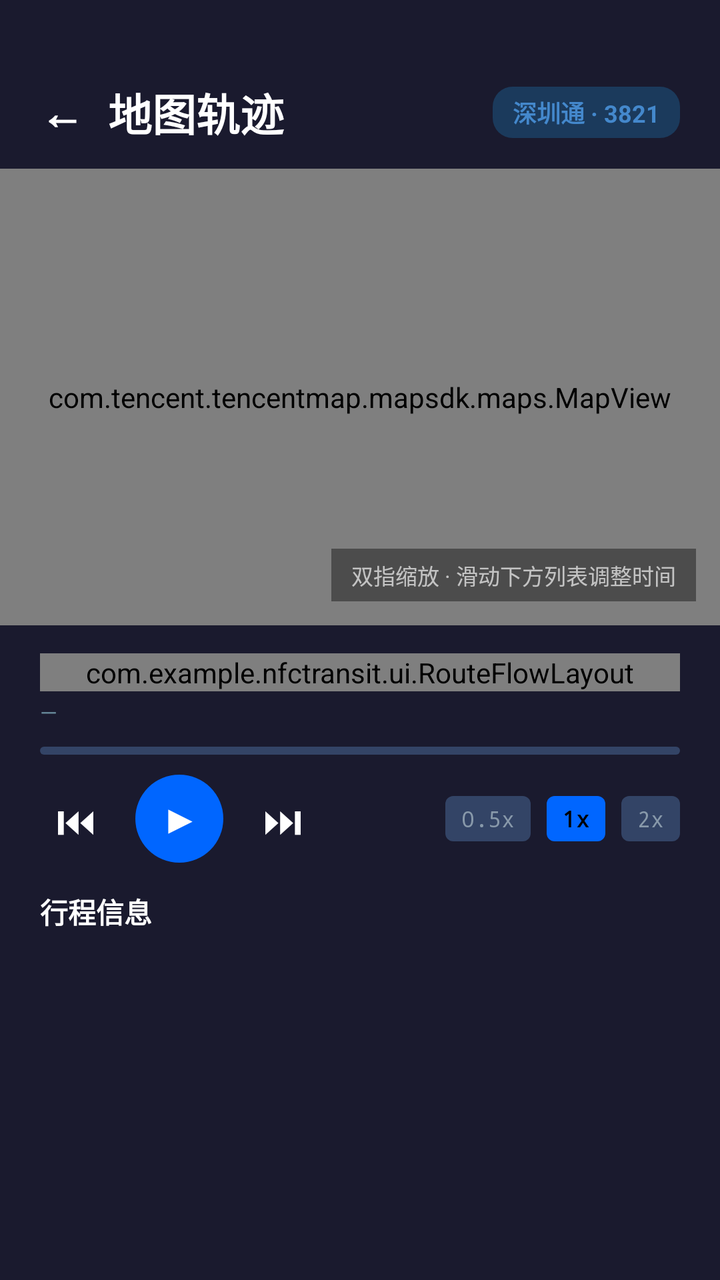
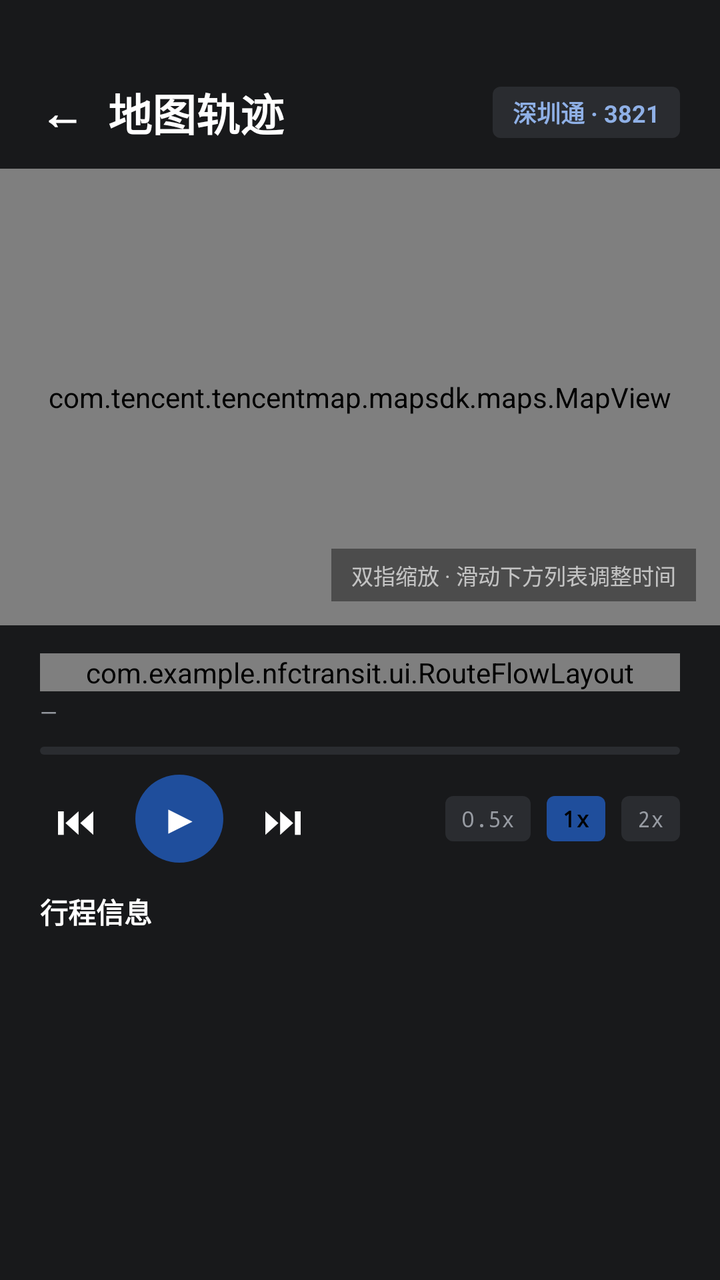

Before-and-after screenshots of an Android layout around one commit, followed by the original layout XML and the change that was made.
<!-- AndroidManifest.xml: application theme Theme.TransitU -->
<!-- res/layout/fragment_map_trace.xml -->
<?xml version="1.0" encoding="utf-8"?>
<LinearLayout xmlns:android="http://schemas.android.com/apk/res/android"
    android:layout_width="match_parent"
    android:layout_height="match_parent"
    android:orientation="vertical"
    android:background="#1A1A2E">

    
    <View
        android:layout_width="match_parent"
        android:layout_height="@dimen/status_bar_spacer_height" />

    
    <LinearLayout
        android:layout_width="match_parent"
        android:layout_height="wrap_content"
        android:orientation="horizontal"
        android:paddingStart="20dp"
        android:paddingEnd="20dp"
        android:paddingTop="16dp"
        android:paddingBottom="12dp"
        android:gravity="center_vertical">

        <TextView
            android:id="@+id/btnBack"
            android:layout_width="wrap_content"
            android:layout_height="wrap_content"
            android:text="←"
            android:textColor="#FFFFFF"
            android:textSize="22sp"
            android:textStyle="bold"
            android:clickable="true"
            android:focusable="true"
            android:paddingEnd="12dp" />

        <TextView
            android:layout_width="0dp"
            android:layout_height="wrap_content"
            android:layout_weight="1"
            android:text="地图轨迹"
            android:textColor="#FFFFFF"
            android:textSize="22sp"
            android:textStyle="bold" />

        <LinearLayout
            android:layout_width="wrap_content"
            android:layout_height="wrap_content"
            android:background="@drawable/bg_card_badge_dark"
            android:paddingStart="10dp"
            android:paddingEnd="10dp"
            android:paddingTop="4dp"
            android:paddingBottom="4dp">

            <TextView
                android:id="@+id/tvCardBadge"
                android:layout_width="wrap_content"
                android:layout_height="wrap_content"
                android:text="深圳通 · 3821"
                android:textColor="#4488CC"
                android:textSize="12sp"
                android:textStyle="bold"
                android:maxWidth="140dp"
                android:maxLines="1"
                android:ellipsize="end" />
        </LinearLayout>
    </LinearLayout>

    
    <FrameLayout
        android:layout_width="match_parent"
        android:layout_height="0dp"
        android:layout_weight="1.0">

        <com.tencent.tencentmap.mapsdk.maps.MapView
            android:id="@+id/mapView"
            android:layout_width="match_parent"
            android:layout_height="match_parent" />

        <TextView
            android:id="@+id/tvMapHint"
            android:layout_width="wrap_content"
            android:layout_height="wrap_content"
            android:text="双指缩放 · 滑动下方列表调整时间"
            android:textColor="#AAFFFFFF"
            android:textSize="11sp"
            android:background="#66000000"
            android:paddingStart="10dp"
            android:paddingEnd="10dp"
            android:paddingTop="5dp"
            android:paddingBottom="5dp"
            android:layout_gravity="bottom|end"
            android:layout_margin="12dp" />
    </FrameLayout>

    
    <LinearLayout
        android:layout_width="match_parent"
        android:layout_height="wrap_content"
        android:orientation="vertical"
        android:paddingStart="20dp"
        android:paddingEnd="20dp"
        android:paddingTop="14dp"
        android:paddingBottom="6dp">

        
        <LinearLayout
            android:id="@+id/currentStationPanel"
            android:layout_width="match_parent"
            android:layout_height="wrap_content"
            android:orientation="vertical"
            android:paddingBottom="10dp">

            <com.example.nfctransit.ui.RouteFlowLayout
                android:id="@+id/currentStationRow"
                android:layout_width="match_parent"
                android:layout_height="wrap_content" />

            <TextView
                android:id="@+id/tvCurrentTime"
                android:layout_width="wrap_content"
                android:layout_height="wrap_content"
                android:text="—"
                android:textColor="#668899"
                android:textSize="11sp"
                android:paddingTop="3dp" />
        </LinearLayout>

        
        <FrameLayout
            android:layout_width="match_parent"
            android:layout_height="4dp">
            <View
                android:id="@+id/progressTrack"
                android:layout_width="match_parent"
                android:layout_height="4dp"
                android:background="@drawable/bg_progress_track" />
            <View
                android:id="@+id/progressPlayback"
                android:layout_width="0dp"
                android:layout_height="4dp"
                android:background="#0066FF" />
        </FrameLayout>

        
        <LinearLayout
            android:layout_width="match_parent"
            android:layout_height="wrap_content"
            android:orientation="horizontal"
            android:gravity="center_vertical"
            android:paddingTop="10dp"
            android:paddingBottom="8dp">

            <TextView
                android:id="@+id/btnPrev"
                android:layout_width="wrap_content"
                android:layout_height="wrap_content"
                android:text="⏮"
                android:textColor="#FFFFFF"
                android:textSize="20sp"
                android:clickable="true"
                android:focusable="true"
                android:padding="8dp"
                android:paddingEnd="20dp" />

            <TextView
                android:id="@+id/btnPlay"
                android:layout_width="44dp"
                android:layout_height="44dp"
                android:text="▶"
                android:textColor="#FFFFFF"
                android:textSize="19sp"
                android:textStyle="bold"
                android:gravity="center"
                android:background="@drawable/bg_play_button"
                android:clickable="true"
                android:focusable="true" />

            <TextView
                android:id="@+id/btnNext"
                android:layout_width="wrap_content"
                android:layout_height="wrap_content"
                android:text="⏭"
                android:textColor="#FFFFFF"
                android:textSize="20sp"
                android:clickable="true"
                android:focusable="true"
                android:padding="8dp"
                android:paddingStart="20dp" />

            <Space
                android:layout_width="0dp"
                android:layout_height="1dp"
                android:layout_weight="1" />

            <TextView
                android:id="@+id/chip05x"
                android:layout_width="wrap_content"
                android:layout_height="wrap_content"
                android:text="0.5x"
                android:textColor="#8899AA"
                android:textSize="11sp"
                android:fontFamily="monospace"
                android:background="@drawable/bg_speed_chip"
                android:paddingStart="8dp"
                android:paddingEnd="8dp"
                android:paddingTop="4dp"
                android:paddingBottom="4dp"
                android:layout_marginEnd="8dp"
                android:clickable="true"
                android:focusable="true" />

            <TextView
                android:id="@+id/chip1x"
                android:layout_width="wrap_content"
                android:layout_height="wrap_content"
                android:text="1x"
                android:textColor="#000000"
                android:textSize="11sp"
                android:textStyle="bold"
                android:fontFamily="monospace"
                android:background="@drawable/bg_speed_chip_selected"
                android:paddingStart="8dp"
                android:paddingEnd="8dp"
                android:paddingTop="4dp"
                android:paddingBottom="4dp"
                android:layout_marginEnd="8dp"
                android:clickable="true"
                android:focusable="true" />

            <TextView
                android:id="@+id/chip2x"
                android:layout_width="wrap_content"
                android:layout_height="wrap_content"
                android:text="2x"
                android:textColor="#8899AA"
                android:textSize="11sp"
                android:fontFamily="monospace"
                android:background="@drawable/bg_speed_chip"
                android:paddingStart="8dp"
                android:paddingEnd="8dp"
                android:paddingTop="4dp"
                android:paddingBottom="4dp"
                android:clickable="true"
                android:focusable="true" />
        </LinearLayout>
    </LinearLayout>

    
    <ScrollView
        android:id="@+id/tripScroll"
        android:layout_width="match_parent"
        android:layout_height="0dp"
        android:layout_weight="0.85"
        android:background="#1A1A2E">

        <LinearLayout
            android:id="@+id/tripListContainer"
            android:layout_width="match_parent"
            android:layout_height="wrap_content"
            android:orientation="vertical"
            android:paddingStart="20dp"
            android:paddingEnd="20dp"
            android:paddingBottom="24dp">

            <TextView
                android:layout_width="wrap_content"
                android:layout_height="wrap_content"
                android:text="行程信息"
                android:textColor="#FFFFFF"
                android:textSize="14sp"
                android:textStyle="bold"
                android:paddingBottom="12dp" />
        </LinearLayout>
    </ScrollView>
</LinearLayout>
<!-- resources referenced by this layout -->
<resources>
  <dimen name="status_bar_spacer_height">0dp</dimen>
  <!-- drawable bg_card_badge_dark (drawable) -->
  <?xml version="1.0" encoding="utf-8"?>
  <shape xmlns:android="http://schemas.android.com/apk/res/android">
      <solid android:color="#1B3A5C" />
      <corners android:radius="10dp" />
  </shape>
  <!-- drawable bg_play_button (drawable) -->
  <?xml version="1.0" encoding="utf-8"?>
  <shape xmlns:android="http://schemas.android.com/apk/res/android"
      android:shape="oval">
      <solid android:color="#0066FF" />
      <size android:width="48dp" android:height="48dp" />
  </shape>
  <!-- drawable bg_progress_track (drawable) -->
  <?xml version="1.0" encoding="utf-8"?>
  <shape xmlns:android="http://schemas.android.com/apk/res/android"
      android:shape="rectangle">
      <solid android:color="#334466" />
      <corners android:radius="2dp" />
  </shape>
  <!-- drawable bg_speed_chip (drawable) -->
  <?xml version="1.0" encoding="utf-8"?>
  <shape xmlns:android="http://schemas.android.com/apk/res/android">
      <solid android:color="#334466" />
      <corners android:radius="4dp" />
  </shape>
  <!-- drawable bg_speed_chip_selected (drawable) -->
  <?xml version="1.0" encoding="utf-8"?>
  <shape xmlns:android="http://schemas.android.com/apk/res/android">
      <solid android:color="#0066FF" />
      <corners android:radius="4dp" />
  </shape>
  <style name="Theme.TransitU" parent="Theme.Material3.DayNight.NoActionBar">
          
          <item name="android:textSelectHandle">@drawable/tu_text_select_handle_middle</item>
          <item name="android:textSelectHandleLeft">@drawable/tu_text_select_handle_left</item>
          <item name="android:textSelectHandleRight">@drawable/tu_text_select_handle_right</item>
  
          
          <item name="android:textColorHighlight">@color/m3_highlighted_text</item>
      </style>
  <!-- drawable tu_text_select_handle_middle (drawable) -->
  <?xml version="1.0" encoding="utf-8"?>
  <bitmap xmlns:android="http://schemas.android.com/apk/res/android"
      android:src="@drawable/abc_text_select_handle_middle_mtrl"
      android:tint="?attr/colorPrimary"
      android:tintMode="src_in" />
  <!-- drawable tu_text_select_handle_left (drawable) -->
  <?xml version="1.0" encoding="utf-8"?>
  <bitmap xmlns:android="http://schemas.android.com/apk/res/android"
      android:src="@drawable/abc_text_select_handle_left_mtrl"
      android:tint="?attr/colorPrimary"
      android:tintMode="src_in" />
  <!-- drawable tu_text_select_handle_right (drawable) -->
  <?xml version="1.0" encoding="utf-8"?>
  <bitmap xmlns:android="http://schemas.android.com/apk/res/android"
      android:src="@drawable/abc_text_select_handle_right_mtrl"
      android:tint="?attr/colorPrimary"
      android:tintMode="src_in" />
</resources>

<!-- the commit's change to res/layout/fragment_map_trace.xml (unified diff, before → after) -->
@@ -3,7 +3,7 @@
     android:layout_width="match_parent"
     android:layout_height="match_parent"
     android:orientation="vertical"
-    android:background="#1A1A2E">
+    android:background="@color/night">
 
     
     <View
@@ -56,7 +56,7 @@
                 android:layout_width="wrap_content"
                 android:layout_height="wrap_content"
                 android:text="深圳通 · 3821"
-                android:textColor="#4488CC"
+                android:textColor="@color/night_accent"
                 android:textSize="12sp"
                 android:textStyle="bold"
                 android:maxWidth="140dp"
@@ -120,7 +120,7 @@
                 android:layout_width="wrap_content"
                 android:layout_height="wrap_content"
                 android:text="—"
-                android:textColor="#668899"
+                android:textColor="@color/night_ink_3"
                 android:textSize="11sp"
                 android:paddingTop="3dp" />
         </LinearLayout>
@@ -138,7 +138,7 @@
                 android:id="@+id/progressPlayback"
                 android:layout_width="0dp"
                 android:layout_height="4dp"
-                android:background="#0066FF" />
+                android:background="@color/accent" />
         </FrameLayout>
 
         
@@ -197,7 +197,7 @@
                 android:layout_width="wrap_content"
                 android:layout_height="wrap_content"
                 android:text="0.5x"
-                android:textColor="#8899AA"
+                android:textColor="@color/night_ink_3"
                 android:textSize="11sp"
                 android:fontFamily="monospace"
                 android:background="@drawable/bg_speed_chip"
@@ -232,7 +232,7 @@
                 android:layout_width="wrap_content"
                 android:layout_height="wrap_content"
                 android:text="2x"
-                android:textColor="#8899AA"
+                android:textColor="@color/night_ink_3"
                 android:textSize="11sp"
                 android:fontFamily="monospace"
                 android:background="@drawable/bg_speed_chip"
@@ -251,7 +251,7 @@
         android:layout_width="match_parent"
         android:layout_height="0dp"
         android:layout_weight="0.85"
-        android:background="#1A1A2E">
+        android:background="@color/night">
 
         <LinearLayout
             android:id="@+id/tripListContainer"
<!-- resource entries referenced after the edit -->
@@ -1,36 +1,40 @@
 <!-- resources referenced by this layout -->
 <resources>
+  <color name="accent">#1F4E9C</color>
+  <color name="night">#18191B</color>
+  <color name="night_accent">#8FB0E6</color>
+  <color name="night_ink_3">#979BA2</color>
   <dimen name="status_bar_spacer_height">0dp</dimen>
   <!-- drawable bg_card_badge_dark (drawable) -->
   <?xml version="1.0" encoding="utf-8"?>
   <shape xmlns:android="http://schemas.android.com/apk/res/android">
-      <solid android:color="#1B3A5C" />
-      <corners android:radius="10dp" />
+      <solid android:color="@color/night_2" />
+      <corners android:radius="4dp" />
   </shape>
   <!-- drawable bg_play_button (drawable) -->
   <?xml version="1.0" encoding="utf-8"?>
   <shape xmlns:android="http://schemas.android.com/apk/res/android"
       android:shape="oval">
-      <solid android:color="#0066FF" />
+      <solid android:color="@color/accent" />
       <size android:width="48dp" android:height="48dp" />
   </shape>
   <!-- drawable bg_progress_track (drawable) -->
   <?xml version="1.0" encoding="utf-8"?>
   <shape xmlns:android="http://schemas.android.com/apk/res/android"
       android:shape="rectangle">
-      <solid android:color="#334466" />
-      <corners android:radius="2dp" />
+      <solid android:color="@color/night_2" />
+      <corners android:radius="999dp" />
   </shape>
   <!-- drawable bg_speed_chip (drawable) -->
   <?xml version="1.0" encoding="utf-8"?>
   <shape xmlns:android="http://schemas.android.com/apk/res/android">
-      <solid android:color="#334466" />
+      <solid android:color="@color/night_2" />
       <corners android:radius="4dp" />
   </shape>
   <!-- drawable bg_speed_chip_selected (drawable) -->
   <?xml version="1.0" encoding="utf-8"?>
   <shape xmlns:android="http://schemas.android.com/apk/res/android">
-      <solid android:color="#0066FF" />
+      <solid android:color="@color/accent" />
       <corners android:radius="4dp" />
   </shape>
   <style name="Theme.TransitU" parent="Theme.Material3.DayNight.NoActionBar">
@@ -42,6 +46,7 @@
           
           <item name="android:textColorHighlight">@color/m3_highlighted_text</item>
       </style>
+  <color name="night_2">#2A2C30</color>
   <!-- drawable tu_text_select_handle_middle (drawable) -->
   <?xml version="1.0" encoding="utf-8"?>
   <bitmap xmlns:android="http://schemas.android.com/apk/res/android"
